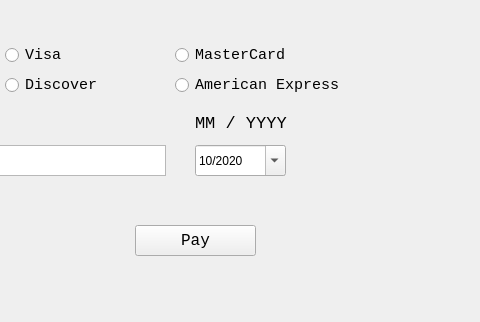
Above: mainwindow.ui from blakefuller/ResortReservation before the change; both pictures show x 204 to 684 and y 254 to 576 of the 768 by 576 pixel window. Below: the same form after it.
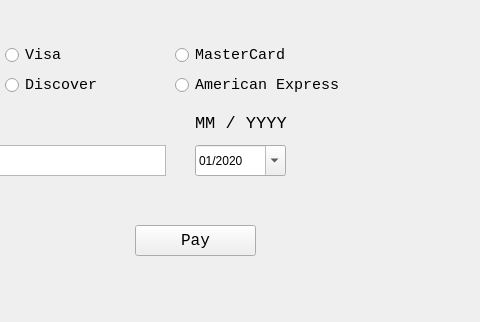
That is the form after the change. The open tabs and pages were chosen to show the change.

Commit message: set maximum spin and date box values

Patch:
```diff
--- a/mainwindow.ui
+++ b/mainwindow.ui
@@ -877,8 +877,35 @@
           <day>1</day>
          </datetime>
         </property>
+        <property name="maximumDateTime">
+         <datetime>
+          <hour>23</hour>
+          <minute>59</minute>
+          <second>59</second>
+          <year>9999</year>
+          <month>1</month>
+          <day>28</day>
+         </datetime>
+        </property>
+        <property name="minimumDateTime">
+         <datetime>
+          <hour>0</hour>
+          <minute>0</minute>
+          <second>0</second>
+          <year>2020</year>
+          <month>1</month>
+          <day>1</day>
+         </datetime>
+        </property>
+        <property name="minimumDate">
+         <date>
+          <year>2020</year>
+          <month>1</month>
+          <day>1</day>
+         </date>
+        </property>
         <property name="displayFormat">
-         <string>Mm/yyyy</string>
+         <string>MM/yyyy</string>
         </property>
         <property name="calendarPopup">
          <bool>true</bool>
```
Left out of the diff: 13 changed lines with no effect on the pictures.
